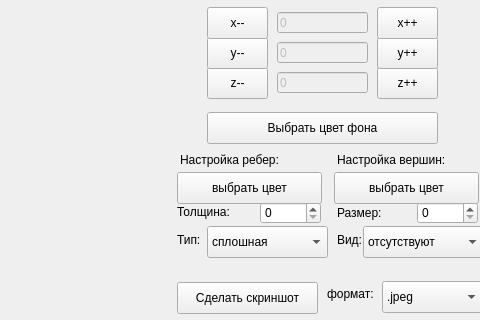
superhacker1999/3DViewer_v2.0, file src/view/interface/iface.ui: the form before one commit; both pictures show x 543 to 1023 and y 373 to 693 of the 1180 by 792 pixel window.
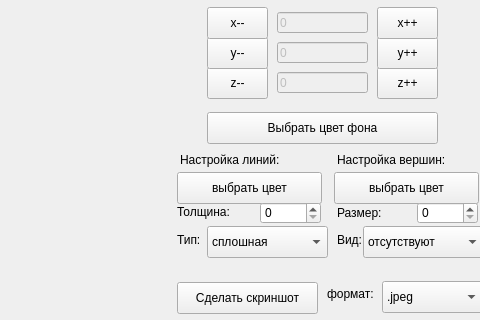
The form after the commit.

```diff
--- a/src/view/interface/iface.ui
+++ b/src/view/interface/iface.ui
@@ -552,7 +552,7 @@
     </rect>
    </property>
    <property name="text">
-    <string>Настройка ребер:</string>
+    <string>Настройка линий:</string>
    </property>
   </widget>
   <widget class="QLineEdit" name="x_rot_value">
```
